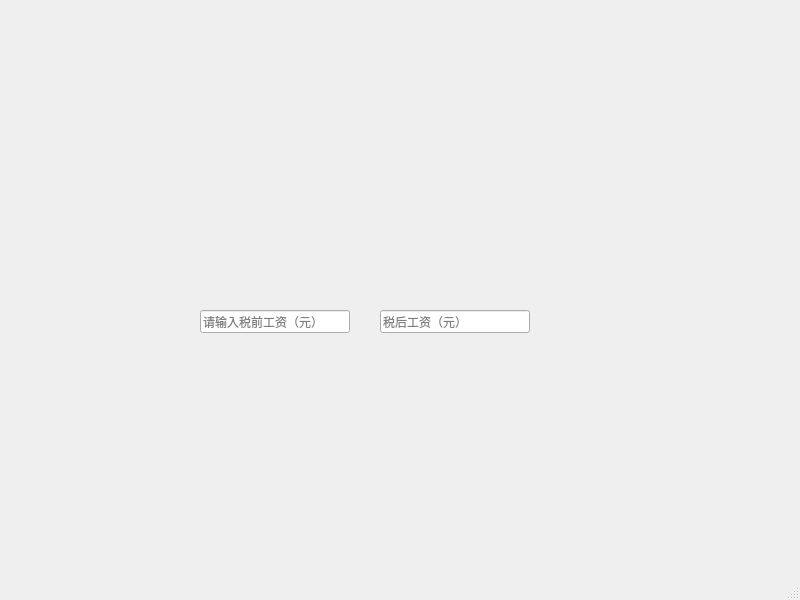
Qt form aftertaxsalarycalculator.ui (nayooooo/AfterTaxSalaryCalculator) before a commit.
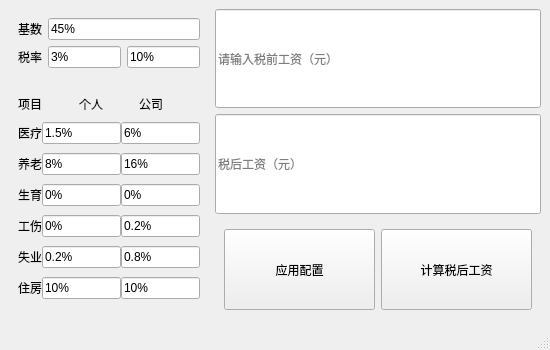
The same form after that commit.

Commit message: 完成布局，还没修改空间名

What changed in the file:
```diff
--- a/aftertaxsalarycalculator.ui
+++ b/aftertaxsalarycalculator.ui
@@ -6,46 +6,479 @@
    <rect>
     <x>0</x>
     <y>0</y>
-    <width>800</width>
-    <height>600</height>
+    <width>550</width>
+    <height>350</height>
    </rect>
   </property>
   <property name="windowTitle">
    <string>税后工资计算器</string>
   </property>
   <widget class="QWidget" name="centralwidget">
-   <widget class="QLineEdit" name="beforeTaxLE">
-    <property name="geometry">
-     <rect>
-      <x>200</x>
-      <y>310</y>
-      <width>150</width>
-      <height>23</height>
-     </rect>
-    </property>
-    <property name="cursor">
-     <cursorShape>IBeamCursor</cursorShape>
-    </property>
-    <property name="placeholderText">
-     <string>请输入税前工资（元）</string>
-    </property>
-   </widget>
-   <widget class="QLineEdit" name="afterTaxLE">
-    <property name="geometry">
-     <rect>
-      <x>380</x>
-      <y>310</y>
-      <width>150</width>
-      <height>23</height>
-     </rect>
-    </property>
-    <property name="readOnly">
-     <bool>true</bool>
-    </property>
-    <property name="placeholderText">
-     <string>税后工资（元）</string>
-    </property>
-   </widget>
+   <layout class="QHBoxLayout" name="horizontalLayout_2" stretch="2,5">
+    <item>
+     <widget class="QWidget" name="widget" native="true">
+      <property name="sizePolicy">
+       <sizepolicy hsizetype="Minimum" vsizetype="Expanding">
+        <horstretch>0</horstretch>
+        <verstretch>0</verstretch>
+       </sizepolicy>
+      </property>
+      <property name="minimumSize">
+       <size>
+        <width>200</width>
+        <height>0</height>
+       </size>
+      </property>
+      <layout class="QVBoxLayout" name="verticalLayout_2" stretch="0,0,0">
+       <item>
+        <layout class="QHBoxLayout" name="horizontalLayout_3" stretch="1,4">
+         <item>
+          <widget class="QLabel" name="label">
+           <property name="sizePolicy">
+            <sizepolicy hsizetype="Fixed" vsizetype="Preferred">
+             <horstretch>0</horstretch>
+             <verstretch>0</verstretch>
+            </sizepolicy>
+           </property>
+           <property name="text">
+            <string>基数</string>
+           </property>
+          </widget>
+         </item>
+         <item>
+          <widget class="QLineEdit" name="lineEdit">
+           <property name="text">
+            <string>45%</string>
+           </property>
+           <property name="placeholderText">
+            <string>百分比或金额（元）</string>
+           </property>
+          </widget>
+         </item>
+        </layout>
+       </item>
+       <item>
+        <layout class="QHBoxLayout" name="horizontalLayout_11" stretch="0,0,0">
+         <item>
+          <widget class="QLabel" name="label_11">
+           <property name="sizePolicy">
+            <sizepolicy hsizetype="Fixed" vsizetype="Preferred">
+             <horstretch>0</horstretch>
+             <verstretch>0</verstretch>
+            </sizepolicy>
+           </property>
+           <property name="text">
+            <string>税率</string>
+           </property>
+          </widget>
+         </item>
+         <item>
+          <widget class="QLineEdit" name="lineEdit_14">
+           <property name="text">
+            <string>3%</string>
+           </property>
+           <property name="placeholderText">
+            <string>5001-8000元</string>
+           </property>
+          </widget>
+         </item>
+         <item>
+          <widget class="QLineEdit" name="lineEdit_15">
+           <property name="text">
+            <string>10%</string>
+           </property>
+           <property name="placeholderText">
+            <string>8001-12000</string>
+           </property>
+          </widget>
+         </item>
+        </layout>
+       </item>
+       <item>
+        <widget class="QWidget" name="widget_2" native="true">
+         <layout class="QVBoxLayout" name="verticalLayout_3" stretch="0,1,1,1,1,1,1">
+          <property name="spacing">
+           <number>0</number>
+          </property>
+          <property name="leftMargin">
+           <number>0</number>
+          </property>
+          <property name="topMargin">
+           <number>0</number>
+          </property>
+          <property name="rightMargin">
+           <number>0</number>
+          </property>
+          <property name="bottomMargin">
+           <number>0</number>
+          </property>
+          <item>
+           <layout class="QHBoxLayout" name="horizontalLayout_5">
+            <item>
+             <widget class="QLabel" name="label_3">
+              <property name="sizePolicy">
+               <sizepolicy hsizetype="Preferred" vsizetype="Fixed">
+                <horstretch>0</horstretch>
+                <verstretch>0</verstretch>
+               </sizepolicy>
+              </property>
+              <property name="minimumSize">
+               <size>
+                <width>0</width>
+                <height>30</height>
+               </size>
+              </property>
+              <property name="text">
+               <string>项目</string>
+              </property>
+              <property name="alignment">
+               <set>Qt::AlignmentFlag::AlignBottom|Qt::AlignmentFlag::AlignLeading|Qt::AlignmentFlag::AlignLeft</set>
+              </property>
+             </widget>
+            </item>
+            <item>
+             <widget class="QLabel" name="label_5">
+              <property name="sizePolicy">
+               <sizepolicy hsizetype="Preferred" vsizetype="Fixed">
+                <horstretch>0</horstretch>
+                <verstretch>0</verstretch>
+               </sizepolicy>
+              </property>
+              <property name="minimumSize">
+               <size>
+                <width>0</width>
+                <height>30</height>
+               </size>
+              </property>
+              <property name="text">
+               <string>个人</string>
+              </property>
+              <property name="alignment">
+               <set>Qt::AlignmentFlag::AlignBottom|Qt::AlignmentFlag::AlignLeading|Qt::AlignmentFlag::AlignLeft</set>
+              </property>
+             </widget>
+            </item>
+            <item>
+             <widget class="QLabel" name="label_4">
+              <property name="sizePolicy">
+               <sizepolicy hsizetype="Preferred" vsizetype="Fixed">
+                <horstretch>0</horstretch>
+                <verstretch>0</verstretch>
+               </sizepolicy>
+              </property>
+              <property name="minimumSize">
+               <size>
+                <width>0</width>
+                <height>30</height>
+               </size>
+              </property>
+              <property name="text">
+               <string>公司</string>
+              </property>
+              <property name="alignment">
+               <set>Qt::AlignmentFlag::AlignBottom|Qt::AlignmentFlag::AlignLeading|Qt::AlignmentFlag::AlignLeft</set>
+              </property>
+             </widget>
+            </item>
+           </layout>
+          </item>
+          <item>
+           <layout class="QHBoxLayout" name="horizontalLayout_4" stretch="0,0,0">
+            <item>
+             <widget class="QLabel" name="label_2">
+              <property name="sizePolicy">
+               <sizepolicy hsizetype="Fixed" vsizetype="Preferred">
+                <horstretch>0</horstretch>
+                <verstretch>0</verstretch>
+               </sizepolicy>
+              </property>
+              <property name="text">
+               <string>医疗</string>
+              </property>
+             </widget>
+            </item>
+            <item>
+             <widget class="QLineEdit" name="lineEdit_3">
+              <property name="text">
+               <string>1.5%</string>
+              </property>
+             </widget>
+            </item>
+            <item>
+             <widget class="QLineEdit" name="lineEdit_2">
+              <property name="text">
+               <string>6%</string>
+              </property>
+              <property name="placeholderText">
+               <string/>
+              </property>
+             </widget>
+            </item>
+           </layout>
+          </item>
+          <item>
+           <layout class="QHBoxLayout" name="horizontalLayout_6" stretch="0,0,0">
+            <item>
+             <widget class="QLabel" name="label_6">
+              <property name="sizePolicy">
+               <sizepolicy hsizetype="Fixed" vsizetype="Preferred">
+                <horstretch>0</horstretch>
+                <verstretch>0</verstretch>
+               </sizepolicy>
+              </property>
+              <property name="text">
+               <string>养老</string>
+              </property>
+             </widget>
+            </item>
+            <item>
+             <widget class="QLineEdit" name="lineEdit_4">
+              <property name="text">
+               <string>8%</string>
+              </property>
+             </widget>
+            </item>
+            <item>
+             <widget class="QLineEdit" name="lineEdit_5">
+              <property name="text">
+               <string>16%</string>
+              </property>
+              <property name="placeholderText">
+               <string/>
+              </property>
+             </widget>
+            </item>
+           </layout>
+          </item>
+          <item>
+           <layout class="QHBoxLayout" name="horizontalLayout_7" stretch="0,0,0">
+            <item>
+             <widget class="QLabel" name="label_7">
+              <property name="sizePolicy">
+               <sizepolicy hsizetype="Fixed" vsizetype="Preferred">
+                <horstretch>0</horstretch>
+                <verstretch>0</verstretch>
+               </sizepolicy>
+              </property>
+              <property name="text">
+               <string>生育</string>
+              </property>
+             </widget>
+            </item>
+            <item>
+             <widget class="QLineEdit" name="lineEdit_6">
+              <property name="text">
+               <string>0%</string>
+              </property>
+              <property name="readOnly">
+               <bool>true</bool>
+              </property>
+             </widget>
+            </item>
+            <item>
+             <widget class="QLineEdit" name="lineEdit_7">
+              <property name="text">
+               <string>0%</string>
+              </property>
+              <property name="placeholderText">
+               <string/>
+              </property>
+             </widget>
+            </item>
+           </layout>
+          </item>
+          <item>
+           <layout class="QHBoxLayout" name="horizontalLayout_8" stretch="0,0,0">
+            <item>
+             <widget class="QLabel" name="label_8">
+              <property name="sizePolicy">
+               <sizepolicy hsizetype="Fixed" vsizetype="Preferred">
+                <horstretch>0</horstretch>
+                <verstretch>0</verstretch>
+               </sizepolicy>
+              </property>
+              <property name="text">
+               <string>工伤</string>
+              </property>
+             </widget>
+            </item>
+            <item>
+             <widget class="QLineEdit" name="lineEdit_8">
+              <property name="text">
+               <string>0%</string>
+              </property>
+              <property name="readOnly">
+               <bool>true</bool>
+              </property>
+             </widget>
+            </item>
+            <item>
+             <widget class="QLineEdit" name="lineEdit_9">
+              <property name="text">
+               <string>0.2%</string>
+              </property>
+              <property name="placeholderText">
+               <string/>
+              </property>
+             </widget>
+            </item>
+           </layout>
+          </item>
+          <item>
+           <layout class="QHBoxLayout" name="horizontalLayout_9" stretch="0,0,0">
+            <item>
+             <widget class="QLabel" name="label_9">
+              <property name="sizePolicy">
+               <sizepolicy hsizetype="Fixed" vsizetype="Preferred">
+                <horstretch>0</horstretch>
+                <verstretch>0</verstretch>
+               </sizepolicy>
+              </property>
+              <property name="text">
+               <string>失业</string>
+              </property>
+             </widget>
+            </item>
+            <item>
+             <widget class="QLineEdit" name="lineEdit_10">
+              <property name="text">
+               <string>0.2%</string>
+              </property>
+             </widget>
+            </item>
+            <item>
+             <widget class="QLineEdit" name="lineEdit_11">
+              <property name="text">
+               <string>0.8%</string>
+              </property>
+              <property name="placeholderText">
+               <string/>
+              </property>
+             </widget>
+            </item>
+           </layout>
+          </item>
+          <item>
+           <layout class="QHBoxLayout" name="horizontalLayout_10" stretch="0,0,0">
+            <item>
+             <widget class="QLabel" name="label_10">
+              <property name="sizePolicy">
+               <sizepolicy hsizetype="Fixed" vsizetype="Preferred">
+                <horstretch>0</horstretch>
+                <verstretch>0</verstretch>
+               </sizepolicy>
+              </property>
+              <property name="text">
+               <string>住房</string>
+              </property>
+             </widget>
+            </item>
+            <item>
+             <widget class="QLineEdit" name="lineEdit_12">
+              <property name="text">
+               <string>10%</string>
+              </property>
+             </widget>
+            </item>
+            <item>
+             <widget class="QLineEdit" name="lineEdit_13">
+              <property name="text">
+               <string>10%</string>
+              </property>
+              <property name="placeholderText">
+               <string/>
+              </property>
+             </widget>
+            </item>
+           </layout>
+          </item>
+         </layout>
+        </widget>
+       </item>
+      </layout>
+     </widget>
+    </item>
+    <item>
+     <layout class="QVBoxLayout" name="verticalLayout">
+      <item>
+       <widget class="QLineEdit" name="beforeTaxLE">
+        <property name="sizePolicy">
+         <sizepolicy hsizetype="Expanding" vsizetype="Minimum">
+          <horstretch>0</horstretch>
+          <verstretch>0</verstretch>
+         </sizepolicy>
+        </property>
+        <property name="cursor">
+         <cursorShape>IBeamCursor</cursorShape>
+        </property>
+        <property name="echoMode">
+         <enum>QLineEdit::EchoMode::Normal</enum>
+        </property>
+        <property name="placeholderText">
+         <string>请输入税前工资（元）</string>
+        </property>
+        <property name="clearButtonEnabled">
+         <bool>false</bool>
+        </property>
+       </widget>
+      </item>
+      <item>
+       <widget class="QLineEdit" name="afterTaxLE">
+        <property name="sizePolicy">
+         <sizepolicy hsizetype="Expanding" vsizetype="Minimum">
+          <horstretch>0</horstretch>
+          <verstretch>0</verstretch>
+         </sizepolicy>
+        </property>
+        <property name="readOnly">
+         <bool>true</bool>
+        </property>
+        <property name="placeholderText">
+         <string>税后工资（元）</string>
+        </property>
+       </widget>
+      </item>
+      <item>
+       <widget class="QWidget" name="buttons" native="true">
+        <property name="sizePolicy">
+         <sizepolicy hsizetype="Expanding" vsizetype="Minimum">
+          <horstretch>0</horstretch>
+          <verstretch>0</verstretch>
+         </sizepolicy>
+        </property>
+        <layout class="QHBoxLayout" name="horizontalLayout">
+         <item>
+          <widget class="QPushButton" name="pushButton">
+           <property name="sizePolicy">
+            <sizepolicy hsizetype="Preferred" vsizetype="Preferred">
+             <horstretch>0</horstretch>
+             <verstretch>0</verstretch>
+            </sizepolicy>
+           </property>
+           <property name="text">
+            <string>应用配置</string>
+           </property>
+          </widget>
+         </item>
+         <item>
+          <widget class="QPushButton" name="pushButton_2">
+           <property name="sizePolicy">
+            <sizepolicy hsizetype="Preferred" vsizetype="Preferred">
+             <horstretch>0</horstretch>
+             <verstretch>0</verstretch>
+            </sizepolicy>
+           </property>
+           <property name="text">
+            <string>计算税后工资</string>
+           </property>
+          </widget>
+         </item>
+        </layout>
+       </widget>
+      </item>
+     </layout>
+    </item>
+   </layout>
   </widget>
   <widget class="QMenuBar" name="menubar">
    <property name="geometry">
```
Left out of the diff: 2 changed lines with no effect on the pictures.
